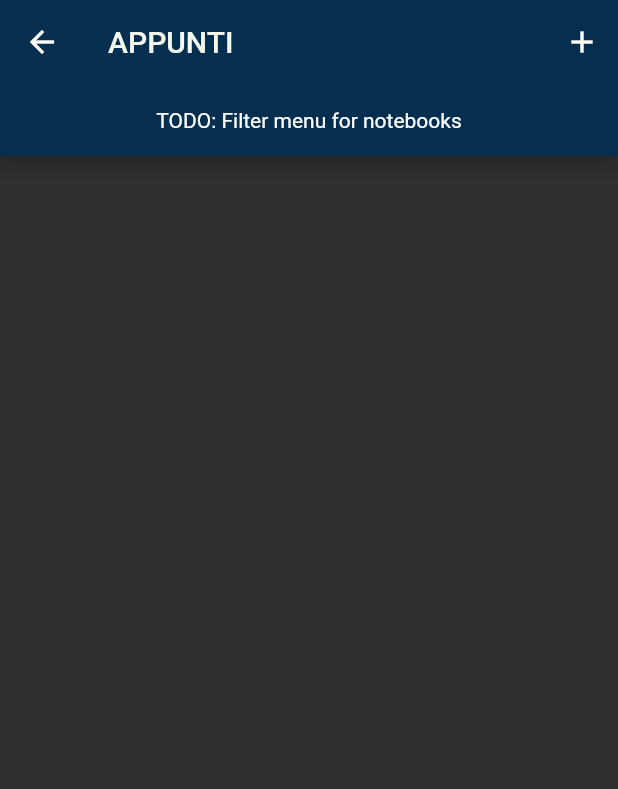
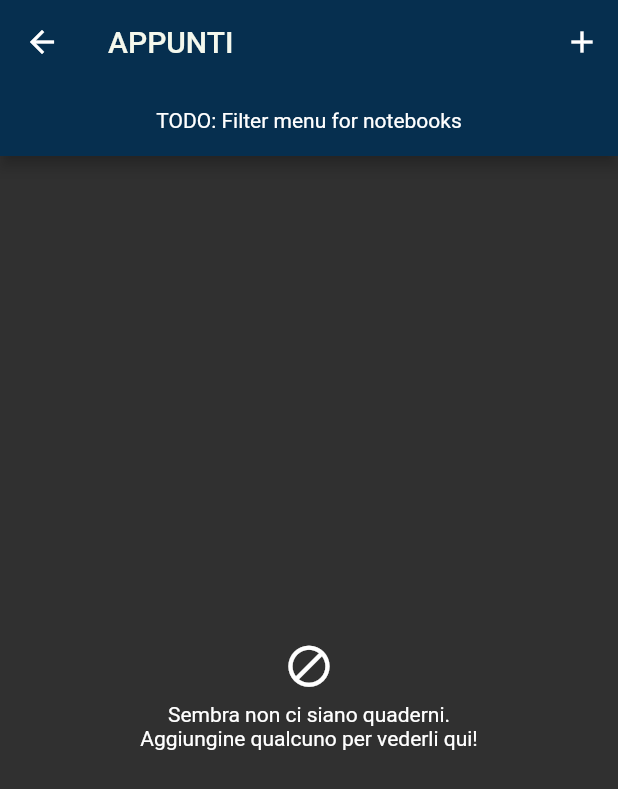
Before and after one commit to LiMIllusion/Notic, a Flutter app: the NoteBooks screen opened directly, on a phone screen of 412 x 824 dp. Shown: the top 789 px of the screen. Run offline on Flutter 3.47's test engine with Material 2 defaults, Android fonts, the phone set to English and light mode, and no system bars.

Commit message:
Minor add

```diff
--- a/lib/notebooks/notebooks.dart
+++ b/lib/notebooks/notebooks.dart
@@ -1,9 +1,7 @@
 import 'package:flutter/material.dart';
 import '../other/sizeConfig.dart';
 import '../other/errorPopup.dart';
-
-
-
+import '../other/accessStorage.dart';
 
 class NoteBooks extends StatefulWidget {
   @override
@@ -11,13 +9,12 @@ class NoteBooks extends StatefulWidget {
 }
 
 class _NoteBooksState extends State<NoteBooks> {
-
   @override
   Widget build(BuildContext context) {
+    String index = AccessStorage().readFile("indexFile.json");
     return Hero(
       tag: "notebooks",
       child: Scaffold(
-
         appBar: AppBar(
           backgroundColor: Color(0xFF062f4f),
           title: Text("APPUNTI",
@@ -41,12 +38,34 @@ class _NoteBooksState extends State<NoteBooks> {
             ),
           ),
           actions: [
-            IconButton(icon: Icon(Icons.add), onPressed: (){
-              toDoError(context);
-            })
+            IconButton(
+                icon: Icon(Icons.add),
+                onPressed: () {
+                  toDoError(context);
+                })
           ],
         ),
+        body: index == null ? notebooksNotFound() : listOfNotebooks(index),
       ),
     );
   }
+
+  Widget notebooksNotFound() {
+    SizeConfig().init(context);
+    return Center(
+      child: Column(
+        mainAxisAlignment: MainAxisAlignment.center,
+        children: [
+          //Expanded(child: Container(height: 0, width: 0,)),
+          Icon(Icons.block, size: SizeConfig.safeBlockScreenWidth*8,),
+          SizedBox(height: SizeConfig.safeBlockScreenWidth*2),
+          Text("Sembra non ci siano quaderni.\nAggiungine qualcuno per vederli qui!",textAlign: TextAlign.center,),
+          //Expanded(child: Container(height: 0, width: 0,))
+        ],
+      ),
+    );
+  }
+  Widget listOfNotebooks(String index){
+    return null;
+  }
 }
--- a/lib/other/accessStorage.dart
+++ b/lib/other/accessStorage.dart
@@ -1,12 +1,17 @@
+import 'dart:async';
 import 'dart:io';
 import 'package:path_provider/path_provider.dart';
 
 class AccessStorage{
   String filename = "";
 
-  Future<String> readFile(String filename){
+  String readFile(String filename){
     this.filename = filename;
-    return readContent();
+    String returnValue;
+    readContent().then((value){
+      returnValue = value;
+    });
+    return returnValue;
   }
 
   Future<File> writeFile(String filename, String contents){
```
